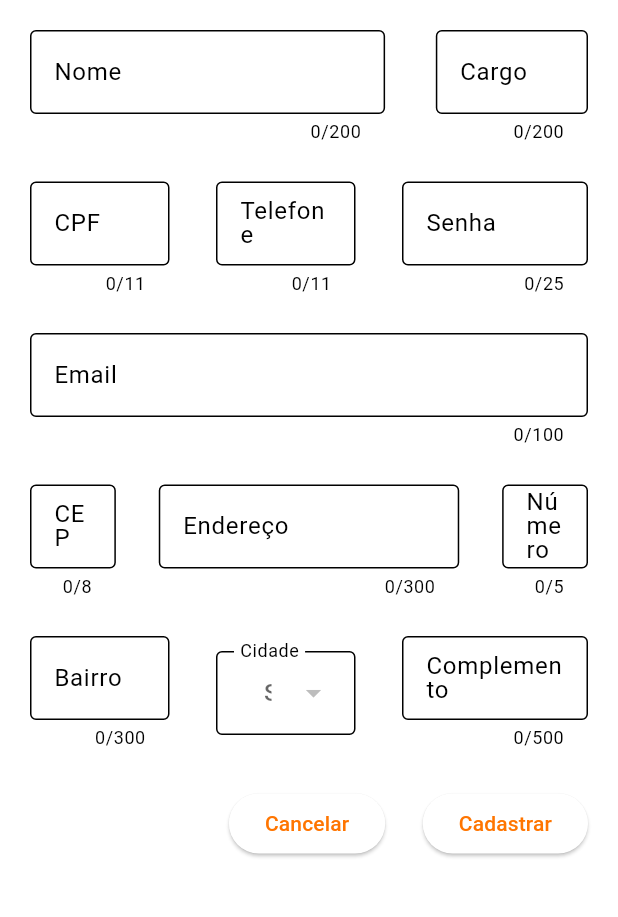
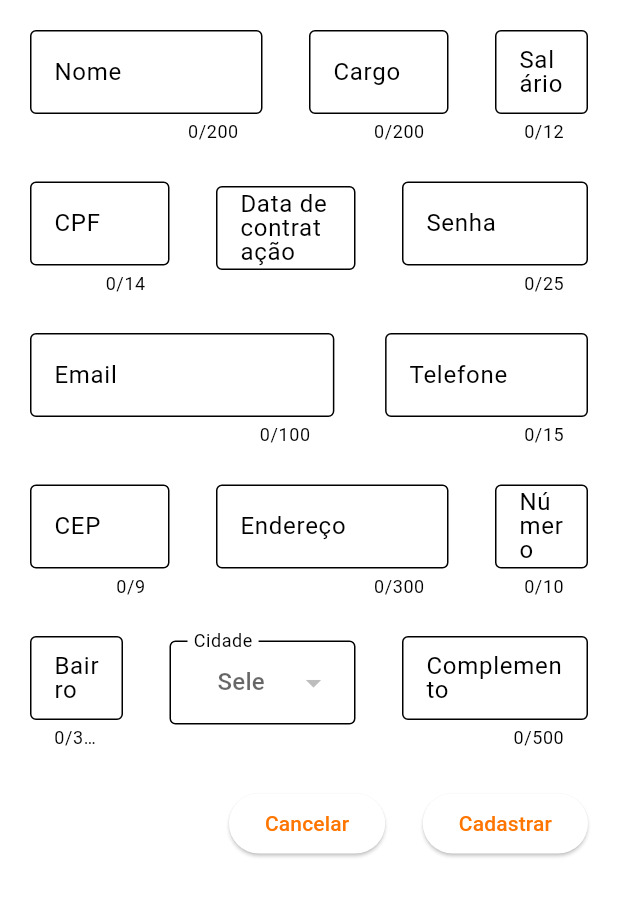
Before and after one commit to andreschenato/stoqja, a Flutter app: the CamposFormFuncionario widget shown alone on an empty page, opened directly, on a phone screen of 412 x 824 dp, the part 84-1001 px from its top. Run offline on Flutter 3.47's test engine with Material 3 defaults, Android fonts, the phone set to English and light mode, and no system bars; our stand-ins replace brasil_fields, dropdown_button2; missing offline and left inert: mysql_client, super_sliver_list.

Commit message:
Ajustados atributos do funcionário e outros ajustes

```diff
--- a/lib/backend/funcionario.dart
+++ b/lib/backend/classes/funcionario.dart
@@ -1,13 +1,20 @@
+import 'package:brasil_fields/brasil_fields.dart';
 import 'package:flutter/material.dart';
+import 'package:flutter/services.dart';
 import 'package:stoque_ja/backend/cadastro_funcionario.dart';
-import 'package:stoque_ja/backend/pessoa.dart';
+import 'package:stoque_ja/backend/classes/pessoa.dart';
 import 'package:stoque_ja/backend/select_funcionario.dart';
 import 'package:stoque_ja/backend/update_funcionario.dart';
+import 'package:stoque_ja/widgets/date_selector.dart';
 import 'package:stoque_ja/widgets/text_form_component.dart';
+
+import 'dart:developer' as dev;
 
 class Funcionario extends PessoaEmpresa {
   late TextEditingController? senha;
   late TextEditingController? cargo;
+  late TextEditingController? salario;
+  late TextEditingController? dataContrato;
 
   Funcionario({
     super.nome,
@@ -19,16 +26,39 @@ class Funcionario extends PessoaEmpresa {
     super.numEndereco,
     super.complemento,
     super.bairro,
+    super.idCidade,
     String? senha,
     String? cargo,
+    String? salario,
+    String? dataContrato,
   }) {
     this.senha = TextEditingController(text: senha);
     this.cargo = TextEditingController(text: cargo);
+    this.salario = TextEditingController(text: salario);
+    this.dataContrato = TextEditingController(text: dataContrato);
   }
 
-  Widget campoSenha() {
+  @override
+  Widget campoCpfCnpj(int flex){
     return Expanded(
-      flex: 4,
+      flex: flex,
+      child: TextFormComponent(
+        txtInput: TextInputType.number,
+        maxL: 14,
+        controller: cpfCnpj!,
+        inputFormat: [
+          FilteringTextInputFormatter.digitsOnly,
+          CpfOuCnpjFormatter(),
+        ],
+        warning: 'Insira o CPF',
+        label: 'CPF',
+      ),
+    );
+  }
+
+  Widget campoSenha(int flex) {
+    return Expanded(
+      flex: flex,
       child: TextFormComponent(
         maxL: 25,
         controller: senha!,
@@ -38,14 +68,43 @@ class Funcionario extends PessoaEmpresa {
     );
   }
 
-  Widget campoCargo() {
+  Widget campoCargo(int flex) {
     return Expanded(
-      flex: 3,
+      flex: flex,
       child: TextFormComponent(
         maxL: 200,
         controller: cargo!,
         warning: 'Insira o cargo',
         label: 'Cargo',
+      ),
+    );
+  }
+
+  Widget campoSalario(int flex) {
+    return Expanded(
+      flex: flex,
+      child: TextFormComponent(
+        maxL: 12,
+        controller: salario!,
+        warning: 'Insira o salário',
+        onSubmit: (value) {
+          dev.log(salario!.text);
+        },
+        label: 'Salário',
+      ),
+    );
+  }
+
+  Widget campoData(int flex) {
+    return Expanded(
+      flex: flex,
+      child: SizedBox(
+        height: 70,
+        child: DateSelector(
+          controller: dataContrato!,
+          label: "Data de contratação",
+          warning: "Insira a data de contrato",
+        ),
       ),
     );
   }
@@ -66,8 +125,11 @@ class Funcionario extends PessoaEmpresa {
         ? complemento?.text = funcionario['complemento']
         : complemento?.text = '';
     bairro?.text = funcionario['bairro'];
-    funcionario['email'] !=
-        null ? email?.text = funcionario['email'] : email?.text = '';
+    funcionario['email'] != null
+        ? email?.text = funcionario['email']
+        : email?.text = '';
+    salario?.text = funcionario['salario'];
+    dataContrato?.text = funcionario['dataContrato'];
     idCidade = funcionario['FK_idCidade'];
   }
 
@@ -85,6 +147,8 @@ class Funcionario extends PessoaEmpresa {
       numEndereco!.text,
       complemento!.text,
       bairro!.text,
+      salario!.text,
+      dataContrato!.text,
       idCidade!,
     );
   }
@@ -102,6 +166,8 @@ class Funcionario extends PessoaEmpresa {
       numEndereco!.text,
       complemento!.text,
       bairro!.text,
+      salario!.text,
+      dataContrato!.text,
       idCidade!,
     );
   }
--- a/lib/backend/pessoa.dart
+++ b/lib/backend/classes/pessoa.dart
@@ -1,3 +1,4 @@
+import 'package:brasil_fields/brasil_fields.dart';
 import 'package:flutter/material.dart';
 import 'package:flutter/services.dart';
 import 'package:stoque_ja/widgets/cidade_selector.dart';
@@ -17,8 +18,8 @@ abstract class PessoaEmpresa {
   late TextEditingController? bairro;
   late String? idCidade;
 
-  PessoaEmpresa({
-    String? nome,
+  PessoaEmpresa(
+      {String? nome,
       String? cpfCnpj,
       String? telefone,
       String? email,
@@ -27,7 +28,7 @@ abstract class PessoaEmpresa {
       String? numEndereco,
       String? complemento,
       String? bairro,
-  }) {
+      this.idCidade}) {
     this.nome = TextEditingController(text: nome);
     this.cpfCnpj = TextEditingController(text: cpfCnpj);
     this.telefone = TextEditingController(text: telefone);
@@ -39,9 +40,9 @@ abstract class PessoaEmpresa {
     this.bairro = TextEditingController(text: bairro);
   }
 
-  Widget campoNome() {
+  Widget campoNome(int flex) {
     return Expanded(
-      flex: 7,
+      flex: flex,
       child: TextFormComponent(
         maxL: 200,
         controller: nome!,
@@ -51,27 +52,33 @@ abstract class PessoaEmpresa {
     );
   }
 
-  Widget campoCpfCnpj() {
+  Widget campoCpfCnpj(int flex) {
     return Expanded(
-      flex: 3,
+      flex: flex,
       child: TextFormComponent(
         txtInput: TextInputType.number,
-        inputFormat: [FilteringTextInputFormatter.digitsOnly],
-        maxL: 11,
+        maxL: 18,
         controller: cpfCnpj!,
+        inputFormat: [
+          FilteringTextInputFormatter.digitsOnly,
+          CpfOuCnpjFormatter(),
+        ],
         warning: 'Insira o CPF',
         label: 'CPF',
       ),
     );
   }
 
-  Widget campoTelefone() {
+  Widget campoTelefone(int flex) {
     return Expanded(
-      flex: 3,
+      flex: flex,
       child: TextFormComponent(
         txtInput: TextInputType.number,
-        inputFormat: [FilteringTextInputFormatter.digitsOnly],
-        maxL: 11,
+        inputFormat: [
+          FilteringTextInputFormatter.digitsOnly,
+          TelefoneInputFormatter(),
+        ],
+        maxL: 15,
         controller: telefone!,
         warning: 'Insira o telefone',
         label: 'Telefone',
@@ -79,8 +86,9 @@ abstract class PessoaEmpresa {
     );
   }
 
-  Widget campoEmail() {
+  Widget campoEmail(int flex) {
     return Expanded(
+      flex: flex,
       child: TextFormComponent(
         txtInput: TextInputType.emailAddress,
         maxL: 100,
@@ -90,9 +98,9 @@ abstract class PessoaEmpresa {
     );
   }
 
-  Widget campoEndereco() {
+  Widget campoEndereco(int flex) {
     return Expanded(
-      flex: 7,
+      flex: flex,
       child: TextFormComponent(
         maxL: 300,
         controller: endereco!,
@@ -102,13 +110,16 @@ abstract class PessoaEmpresa {
     );
   }
 
-  Widget campoCep() {
+  Widget campoCep(int flex) {
     return Expanded(
-      flex: 2,
+      flex: flex,
       child: TextFormComponent(
         txtInput: TextInputType.number,
-        inputFormat: [FilteringTextInputFormatter.digitsOnly],
-        maxL: 8,
+        inputFormat: [
+          FilteringTextInputFormatter.digitsOnly,
+          CepInputFormatter(ponto: false),
+        ],
+        maxL: 9,
         controller: cep!,
         warning: 'Insira o CEP',
         label: 'CEP',
@@ -116,13 +127,11 @@ abstract class PessoaEmpresa {
     );
   }
 
-  Widget campoNumEndereco() {
+  Widget campoNumEndereco(int flex) {
     return Expanded(
-      flex: 2,
+      flex: flex,
       child: TextFormComponent(
-        txtInput: TextInputType.number,
-        inputFormat: [FilteringTextInputFormatter.digitsOnly],
-        maxL: 5,
+        maxL: 10,
         controller: numEndereco!,
         warning: 'Insira o número',
         label: 'Número',
@@ -130,9 +139,9 @@ abstract class PessoaEmpresa {
     );
   }
 
-  Widget campoComplemento() {
+  Widget campoComplemento(int flex) {
     return Expanded(
-      flex: 4,
+      flex: flex,
       child: TextFormComponent(
         maxL: 500,
         controller: complemento!,
@@ -141,9 +150,9 @@ abstract class PessoaEmpresa {
     );
   }
 
-  Widget campoBairro() {
+  Widget campoBairro(int flex) {
     return Expanded(
-      flex: 3,
+      flex: flex,
       child: TextFormComponent(
         maxL: 300,
         controller: bairro!,
@@ -153,14 +162,21 @@ abstract class PessoaEmpresa {
     );
   }
 
-  Widget campoIdCidade() {
+  Widget campoIdCidade(int flex) {
     return Expanded(
-      flex: 3,
-      child: CitySelect(
+      flex: flex,
+      child: SizedBox(
+        height: 70,
+        child: Column(
+          children: [
+            CitySelect(
               onCitySelected: (selectedCidade) {
                 idCidade = selectedCidade!['idCidade'].toString();
               },
             ),
+          ],
+        ),
+      ),
     );
   }
 }
--- a/lib/widgets/campos_form_funcionario.dart
+++ b/lib/widgets/campos_form_funcionario.dart
@@ -1,6 +1,6 @@
 import 'dart:async';
 import 'package:flutter/material.dart';
-import 'package:stoque_ja/backend/funcionario.dart';
+import 'package:stoque_ja/backend/classes/funcionario.dart';
 import 'package:stoque_ja/widgets/form_cadastro.dart';
 
 // Componentes do formulário do funcionário
@@ -10,8 +10,7 @@ class CamposFormFuncionario extends StatefulWidget {
   const CamposFormFuncionario({super.key, this.idFuncionario});
 
   @override
-  State<CamposFormFuncionario> createState() =>
-      _CamposFormFuncionarioState();
+  State<CamposFormFuncionario> createState() => _CamposFormFuncionarioState();
 }
 
 class _CamposFormFuncionarioState extends State<CamposFormFuncionario> {
@@ -39,6 +38,7 @@ class _CamposFormFuncionarioState extends State<CamposFormFuncionario> {
     funcionario.bairro?.dispose();
     funcionario.cargo?.dispose();
     funcionario.senha?.dispose();
+    funcionario.salario?.dispose();
     super.dispose();
   }
 
@@ -55,9 +55,11 @@ class _CamposFormFuncionarioState extends State<CamposFormFuncionario> {
         Row(
           mainAxisAlignment: MainAxisAlignment.spaceAround,
           children: [
-                funcionario.campoNome(),
+            funcionario.campoNome(5),
             const Spacer(),
-                funcionario.campoCargo(),
+            funcionario.campoCargo(3),
+            const Spacer(),
+            funcionario.campoSalario(2),
           ],
         ),
         const SizedBox(
@@ -66,11 +68,11 @@ class _CamposFormFuncionarioState extends State<CamposFormFuncionario> {
         Row(
           mainAxisAlignment: MainAxisAlignment.spaceAround,
           children: [
-                funcionario.campoCpfCnpj(),
+            funcionario.campoCpfCnpj(3),
             const Spacer(),
-                funcionario.campoTelefone(),
+            funcionario.campoData(3),
             const Spacer(),
-                funcionario.campoSenha(),
+            funcionario.campoSenha(4),
           ],
         ),
         const SizedBox(
@@ -79,7 +81,9 @@ class _CamposFormFuncionarioState extends State<CamposFormFuncionario> {
         Row(
           mainAxisAlignment: MainAxisAlignment.spaceAround,
           children: [
-                funcionario.campoEmail(),
+            funcionario.campoEmail(6),
+            const Spacer(),
+            funcionario.campoTelefone(4)
           ],
         ),
         const SizedBox(
@@ -88,11 +92,11 @@ class _CamposFormFuncionarioState extends State<CamposFormFuncionario> {
         Row(
           mainAxisAlignment: MainAxisAlignment.spaceAround,
           children: [
-                funcionario.campoCep(),
+            funcionario.campoCep(3),
             const Spacer(),
-                funcionario.campoEndereco(),
+            funcionario.campoEndereco(5),
             const Spacer(),
-                funcionario.campoNumEndereco(),
+            funcionario.campoNumEndereco(2),
           ],
         ),
         const SizedBox(
@@ -101,11 +105,11 @@ class _CamposFormFuncionarioState extends State<CamposFormFuncionario> {
         Row(
           mainAxisAlignment: MainAxisAlignment.spaceAround,
           children: [
-                funcionario.campoBairro(),
+            funcionario.campoBairro(2),
             const Spacer(),
-                funcionario.campoIdCidade(),
+            funcionario.campoIdCidade(4),
             const Spacer(),
-                funcionario.campoComplemento(),
+            funcionario.campoComplemento(4),
           ],
         ),
         const SizedBox(
--- a/lib/widgets/cidade_selector.dart
+++ b/lib/widgets/cidade_selector.dart
@@ -15,8 +15,15 @@ class CitySelect extends StatefulWidget {
 }
 
 class _CitySelectState extends State<CitySelect> {
+  final TextEditingController textSearch = TextEditingController();
   Future<List<Map<String, dynamic>>>? _cityList;
   Map<String, dynamic>? _selectedCity;
+
+  @override
+  void dispose() {
+    textSearch.dispose();
+    super.dispose();
+  }
 
   @override
   void initState() {
@@ -28,7 +35,8 @@ class _CitySelectState extends State<CitySelect> {
   Widget build(BuildContext context) {
     return FutureBuilder<List<Map<String, dynamic>>>(
       future: _cityList,
-      builder: (BuildContext context, AsyncSnapshot<List<Map<String, dynamic>>> snapshot) {
+      builder: (BuildContext context,
+          AsyncSnapshot<List<Map<String, dynamic>>> snapshot) {
         if (snapshot.connectionState == ConnectionState.done) {
           if (snapshot.hasError) {
             return Text('Error: ${snapshot.error}');
@@ -36,12 +44,62 @@ class _CitySelectState extends State<CitySelect> {
             List<Map<String, dynamic>> cityList = snapshot.data!;
             return DropdownButtonFormField2<Map<String, dynamic>>(
               isExpanded: true,
+              dropdownSearchData: DropdownSearchData(
+                searchController: textSearch,
+                searchInnerWidgetHeight: 50,
+                searchInnerWidget: Container(
+                  height: 50,
+                  padding: const EdgeInsets.only(
+                    top: 8,
+                    bottom: 4,
+                    right: 8,
+                    left: 8,
+                  ),
+                  child: TextFormField(
+                    expands: true,
+                    maxLines: null,
+                    controller: textSearch,
+                    decoration: InputDecoration(
+                      isDense: true,
+                      contentPadding: const EdgeInsets.symmetric(
+                        horizontal: 10,
+                        vertical: 8,
+                      ),
+                      hintText: 'Pesquise a cidade',
+                      hintStyle: const TextStyle(fontSize: 12),
+                      border: OutlineInputBorder(
+                        borderRadius: BorderRadius.circular(4),
+                      ),
+                    ),
+                  ),
+                ),
+                searchMatchFn: (item, searchValue) {
+                  return item.value
+                      .toString()
+                      .toLowerCase()
+                      .contains(searchValue.toLowerCase());
+                },
+              ),
+
+              // Limpa o valor do controlador da pesquisa
+              onMenuStateChange: (isOpen) {
+                if (!isOpen) {
+                  textSearch.clear();
+                }
+              },
+
+              // Decoração dos itens do dropdown
+              dropdownStyleData: const DropdownStyleData(
+                maxHeight: 300,
+              ),
+
               decoration: InputDecoration(
                 labelText: 'Cidade',
                 border: OutlineInputBorder(
                   borderRadius: BorderRadius.circular(4),
                 ),
               ),
+
               hint: const Text("Selecione sua cidade"),
               value: _selectedCity,
               onChanged: (Map<String, dynamic>? value) {
@@ -56,6 +114,14 @@ class _CitySelectState extends State<CitySelect> {
                   child: Text('${city['cidade']} - ${city['UF']}'),
                 );
               }).toList(),
+
+              validator: (Map<String, dynamic>? value) {
+                if (value == null) {
+                  return "Insira a cidade";
+                }
+                return null;
+              },
+              autovalidateMode: AutovalidateMode.onUserInteraction,
             );
           }
         } else {
--- /dev/null
+++ b/lib/widgets/date_selector.dart
@@ -0,0 +1,52 @@
+import 'package:flutter/material.dart';
+
+class DateSelector extends StatefulWidget {
+  final String label;
+  final String warning;
+  final TextEditingController controller;
+
+  const DateSelector(
+      {super.key,
+      required this.controller,
+      required this.label,
+      required this.warning});
+
+  @override
+  State<DateSelector> createState() => _DateSelectorState();
+}
+
+class _DateSelectorState extends State<DateSelector> {
+  @override
+  Widget build(BuildContext context) {
+    return TextFormField(
+      autovalidateMode: AutovalidateMode.onUserInteraction,
+      decoration: InputDecoration(
+        border: OutlineInputBorder(borderRadius: BorderRadius.circular(4)),
+        label: Text(widget.label),
+      ),
+      controller: widget.controller,
+      validator: (valor) {
+        if (valor == null || valor.isEmpty) {
+          return widget.warning;
+        }
+        return null;
+      },
+      readOnly: true,
+      onTap: _selectDate,
+    );
+  }
+
+  Future<void> _selectDate() async {
+    DateTime? selecionado = await showDatePicker(
+      context: context,
+      initialDate: DateTime.now(),
+      firstDate: DateTime(2000),
+      lastDate: DateTime(2100),
+    );
+    if (selecionado != null) {
+      setState(() {
+        widget.controller.text = selecionado.toString().split(" ")[0];
+      });
+    }
+  }
+}
--- a/lib/widgets/text_form_component.dart
+++ b/lib/widgets/text_form_component.dart
@@ -10,9 +10,10 @@ class TextFormComponent extends StatelessWidget {
   final String label;
   final int maxL;
   final TextInputType? txtInput;
+  final void Function(String)? onSubmit;
   final List<TextInputFormatter>? inputFormat;
   const TextFormComponent(
-      {super.key, required this.controller, this.warning, required this.label, required this.maxL, this.txtInput, this.inputFormat});
+      {super.key, required this.controller, this.warning, required this.label, required this.maxL, this.txtInput, this.inputFormat, this.onSubmit});
 
   @override
   Widget build(BuildContext context) {
@@ -27,6 +28,7 @@ class TextFormComponent extends StatelessWidget {
       maxLengthEnforcement: MaxLengthEnforcement.enforced,
       keyboardType: txtInput,
       inputFormatters: inputFormat,
+      onFieldSubmitted: onSubmit,
       validator: (valor) {
         if (valor == null || valor.isEmpty) {
           return warning;
--- a/pubspec.yaml
+++ b/pubspec.yaml
@@ -30,6 +30,9 @@ environment:
 dependencies:
   flutter:
     sdk: flutter
+  flutter_localizations:
+    sdk: flutter
+
   # The following adds the Cupertino Icons font to your application.
   # Use with the CupertinoIcons class for iOS style icons.
   cupertino_icons: ^1.0.6
@@ -37,6 +40,7 @@ dependencies:
   mysql_client: ^0.0.27
   dropdown_button2: ^2.3.9
   super_sliver_list: ^0.4.1
+  brasil_fields: ^1.14.3
 
 dev_dependencies:
   flutter_test:
```
Also changed, not shown: lib/backend/cadastro_funcionario.dart (+6 -2 lines), lib/backend/classes/cliente.dart (added, +15 -0 lines), lib/backend/update_funcionario.dart (+7 -1 lines), lib/main.dart (+7 -0 lines), pubspec.lock. Lines whose indentation alone changed are shown as unchanged.
